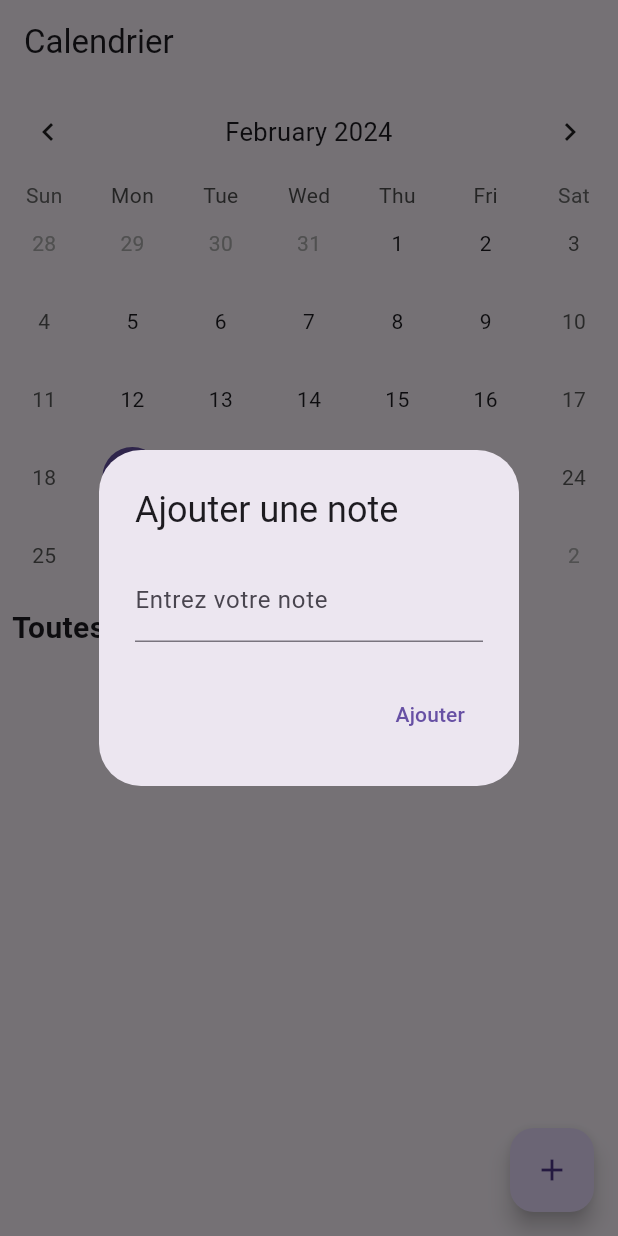
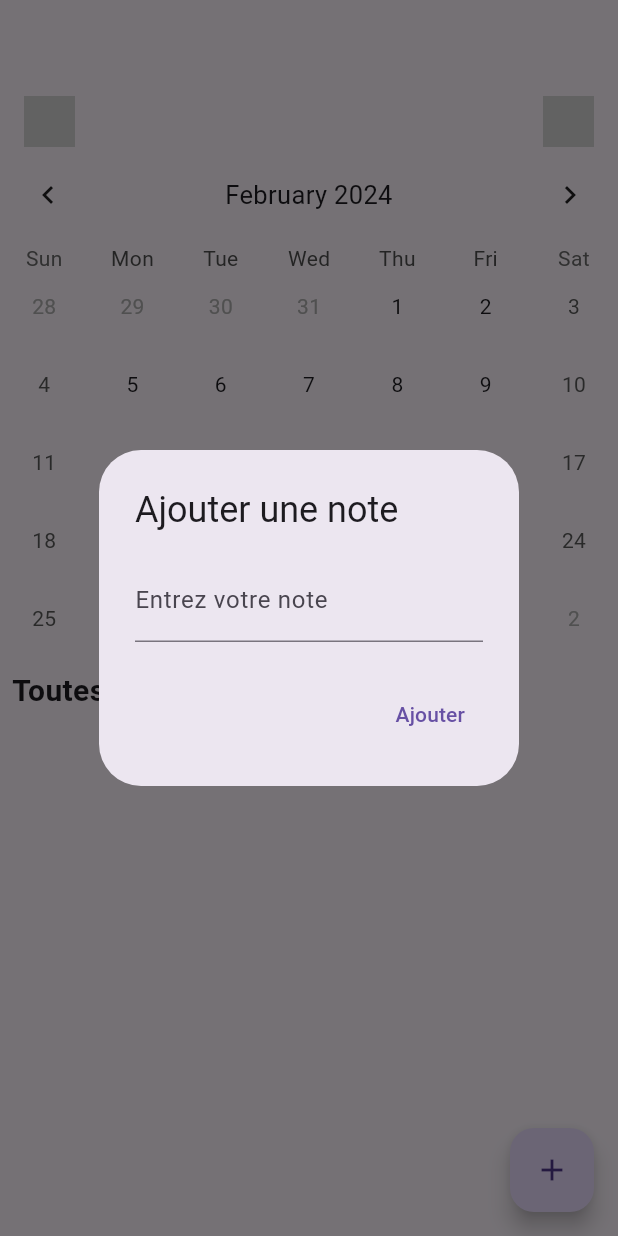
Before and after one commit to Rantsa-B613/BabyPlan, a Flutter app: the screen it shows after launch, after a tap on the "add" icon, on a phone screen of 412 x 824 dp. Run offline on Flutter 3.47's test engine with Material 3 defaults, Android fonts, the phone set to English and light mode, and no system bars; drawn by our look-alikes of table_calendar; our stand-ins replace flutter_svg.

Commit message:
add navbar

```diff
--- a/lib/components/calendar_map.dart
+++ b/lib/components/calendar_map.dart
@@ -1,6 +1,7 @@
 import 'package:flutter/material.dart';
 import 'package:table_calendar/table_calendar.dart';
 import 'notes.dart'; // Importez le fichier des notes
+import 'package:flutter_svg/flutter_svg.dart';
 
 class CalendarScreen extends StatefulWidget {
   @override
@@ -30,13 +31,42 @@ class _CalendarScreenState extends State<CalendarScreen> {
   @override
   Widget build(BuildContext context) {
     return Scaffold(
-      appBar: AppBar(
-        title: Text('Calendrier'),
-      ),
       body: SingleChildScrollView(
         child: Column(
           crossAxisAlignment: CrossAxisAlignment.start,
           children: [
+            // ~~~~~~~~ Bar de Navogation ~~~~~~~~~//
+
+            Container(
+                margin: const EdgeInsets.only(
+                  top: 64.0,
+                  left: 16.0,
+                  right: 16.0,
+                ),
+                child: Column(
+                  children: [
+                    Row(
+                      mainAxisAlignment: MainAxisAlignment.spaceBetween,
+                      children: [
+                        GestureDetector(
+                          onTap: () => print("Ajout liste"),
+                          child: SvgPicture.asset(
+                            "assets/icons/list.svg",
+                            height: 34.0,
+                          ),
+                        ),
+                        GestureDetector(
+                          onTap: () => print("Ajout plats"),
+                          child: SvgPicture.asset(
+                            "assets/icons/add.svg",
+                            height: 34.0,
+                          ),
+                        ),
+                      ],
+                    ),
+                  ],
+                )),
+
             // ~~~~~~~~ Calendrier ~~~~~~~~~//
             TableCalendar(
               calendarFormat: _calendarFormat,
@@ -80,8 +110,8 @@ class _CalendarScreenState extends State<CalendarScreen> {
             NotesList(
               events: _events,
               onDelete: _deleteNote,
-              onEdit: _editNote, // Nouveau callback pour l'édition des notes
-            ), // Utilisez le widget NotesList
+              onEdit: _editNote,
+            ),
           ],
         ),
       ),
@@ -107,7 +137,8 @@ class _CalendarScreenState extends State<CalendarScreen> {
                         _events[_selectedDay]!.add(_eventController.text);
                         _eventController.clear();
                       });
-                      Navigator.of(context).pop(); // Ferme le dialog après avoir ajouté la note
+                      Navigator.of(context)
+                          .pop(); // Ferme le dialog après avoir ajouté la note
                     },
                   ),
                 ],
```
Also changed, not shown: pubspec.yaml (+6 -3 lines), pubspec.lock.
